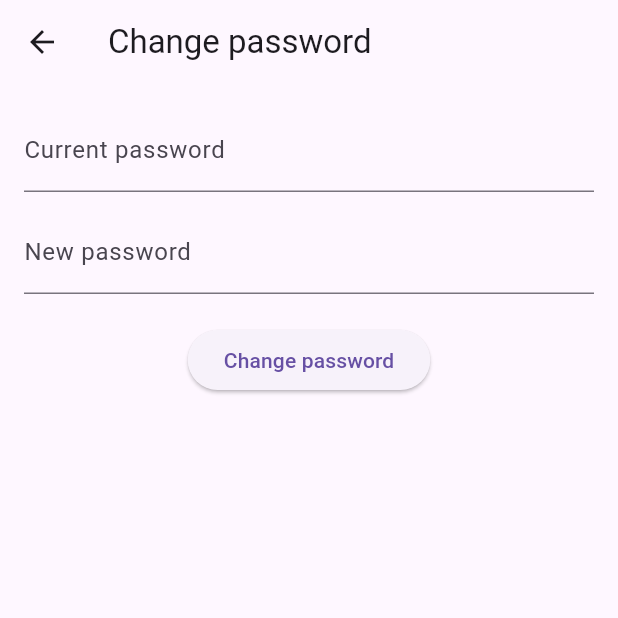
After one commit to Cyril2004-crypto/movie_app, a Flutter app: the ProfileScreen screen opened by its route, after a tap on "Change password", on a phone screen of 412 x 824 dp, the top half of it. The commit adds this screen. Run offline on Flutter 3.47's test engine with Material 3 defaults, Android fonts, the phone set to English and light mode, and no system bars; our stand-ins replace cached_network_image, connectivity_plus, dio, flutter_dotenv, google_sign_in, hive and 2 more; missing offline and left inert: flutter_facebook_auth; accounts and stored records are empty.

Commit message:
Profile: export/debug UI, change-password screen; genre movies: map results to Movie; API discoverByGenre fix

```diff
--- /dev/null
+++ b/lib/screens/change_password_screen.dart
@@ -0,0 +1,53 @@
+import 'package:flutter/material.dart';
+import 'package:provider/provider.dart';
+import '../providers/auth_provider.dart';
+
+class ChangePasswordScreen extends StatefulWidget {
+  const ChangePasswordScreen({super.key});
+
+  @override
+  State<ChangePasswordScreen> createState() => _ChangePasswordScreenState();
+}
+
+class _ChangePasswordScreenState extends State<ChangePasswordScreen> {
+  final _formKey = GlobalKey<FormState>();
+  final _cur = TextEditingController();
+  final _new = TextEditingController();
+  bool _busy = false;
+
+  @override
+  void dispose() {
+    _cur.dispose();
+    _new.dispose();
+    super.dispose();
+  }
+
+  Future<void> _submit() async {
+    if (!_formKey.currentState!.validate()) return;
+    setState(() => _busy = true);
+    final ok = await context.read<AuthProvider>().changePassword(_cur.text, _new.text);
+    setState(() => _busy = false);
+    if (ok && mounted) Navigator.pop(context);
+    if (!ok && mounted) ScaffoldMessenger.of(context).showSnackBar(const SnackBar(content: Text('Failed to change password')));
+  }
+
+  @override
+  Widget build(BuildContext context) {
+    return Scaffold(
+      appBar: AppBar(title: const Text('Change password')),
+      body: Padding(
+        padding: const EdgeInsets.all(16),
+        child: Form(
+          key: _formKey,
+          child: Column(children: [
+            TextFormField(controller: _cur, decoration: const InputDecoration(labelText: 'Current password'), obscureText: true, validator: (v)=> v==null||v.isEmpty? 'Required':null),
+            const SizedBox(height: 12),
+            TextFormField(controller: _new, decoration: const InputDecoration(labelText: 'New password'), obscureText: true, validator: (v)=> v==null||v.length<6? 'Min 6 chars':null),
+            const SizedBox(height: 20),
+            ElevatedButton(onPressed: _busy ? null : _submit, child: _busy ? const CircularProgressIndicator() : const Text('Change password')),
+          ]),
+        ),
+      ),
+    );
+  }
+}
--- a/lib/screens/profile_screen.dart
+++ b/lib/screens/profile_screen.dart
@@ -3,6 +3,7 @@ import 'package:provider/provider.dart';
 import '../providers/auth_provider.dart';
 import 'watchlist_screen.dart';
 import 'favorites_screen.dart';
+import 'change_password_screen.dart'; // added import
 
 class ProfileScreen extends StatelessWidget {
   const ProfileScreen({super.key});
@@ -33,6 +34,54 @@ class ProfileScreen extends StatelessWidget {
               title: const Text('Favorites'),
               onTap: () => Navigator.push(context, MaterialPageRoute(builder: (_) => const FavoritesScreen())),
             ),
+            ListTile(
+              leading: const Icon(Icons.edit),
+              title: const Text('Edit username'),
+              subtitle: Text(auth.username ?? 'Guest'),
+              onTap: () async {
+                final newName = await showDialog<String>(
+                  context: context,
+                  builder: (c) {
+                    final ctrl = TextEditingController(text: auth.username);
+                    return AlertDialog(
+                      title: const Text('Edit username'),
+                      content: TextField(controller: ctrl, decoration: const InputDecoration(labelText: 'Username')),
+                      actions: [
+                        TextButton(onPressed: () => Navigator.pop(c), child: const Text('Cancel')),
+                        TextButton(onPressed: () => Navigator.pop(c, ctrl.text.trim()), child: const Text('Save')),
+                      ],
+                    );
+                  },
+                );
+                if (newName != null && newName.isNotEmpty) {
+                  await context.read<AuthProvider>().updateUsername(newName);
+                }
+              },
+            ),
+            ListTile(
+              leading: const Icon(Icons.lock),
+              title: const Text('Change password'),
+              onTap: () => Navigator.push(context, MaterialPageRoute(builder: (_) => const ChangePasswordScreen())),
+            ),
+            ListTile(
+              leading: const Icon(Icons.cloud_upload),
+              title: const Text('Export data'),
+              onTap: () async {
+                // call provider helper to export user data (implements later)
+                final path = await context.read<AuthProvider>().exportUserData();
+                // StatelessWidget — show snackbar directly
+                ScaffoldMessenger.of(context).showSnackBar(SnackBar(content: Text('Exported to $path')));
+              },
+            ),
+            // Show linked providers + unlink action
+            ListTile(
+              leading: const Icon(Icons.link),
+              title: const Text('Linked accounts'),
+              subtitle: Text(auth.provider ?? 'local'),
+              onTap: () {
+                // navigate to linked accounts screen or show dialog
+              },
+            ),
             const Spacer(),
             ElevatedButton.icon(
               icon: const Icon(Icons.logout),
@@ -42,6 +91,14 @@ class ProfileScreen extends StatelessWidget {
                 Navigator.pushReplacementNamed(context, '/login');
               },
             ),
+            ListTile(
+              leading: const Icon(Icons.bug_report),
+              title: const Text('Debug: list users'),
+              onTap: () {
+                final users = context.read<AuthProvider>().debugListUsers();
+                showDialog(context: context, builder: (_) => AlertDialog(content: Text(users.toString())));
+              },
+            ),
           ],
         ),
       ),
```
Also changed, not shown: lib/providers/auth_provider.dart (+88 -0 lines).
